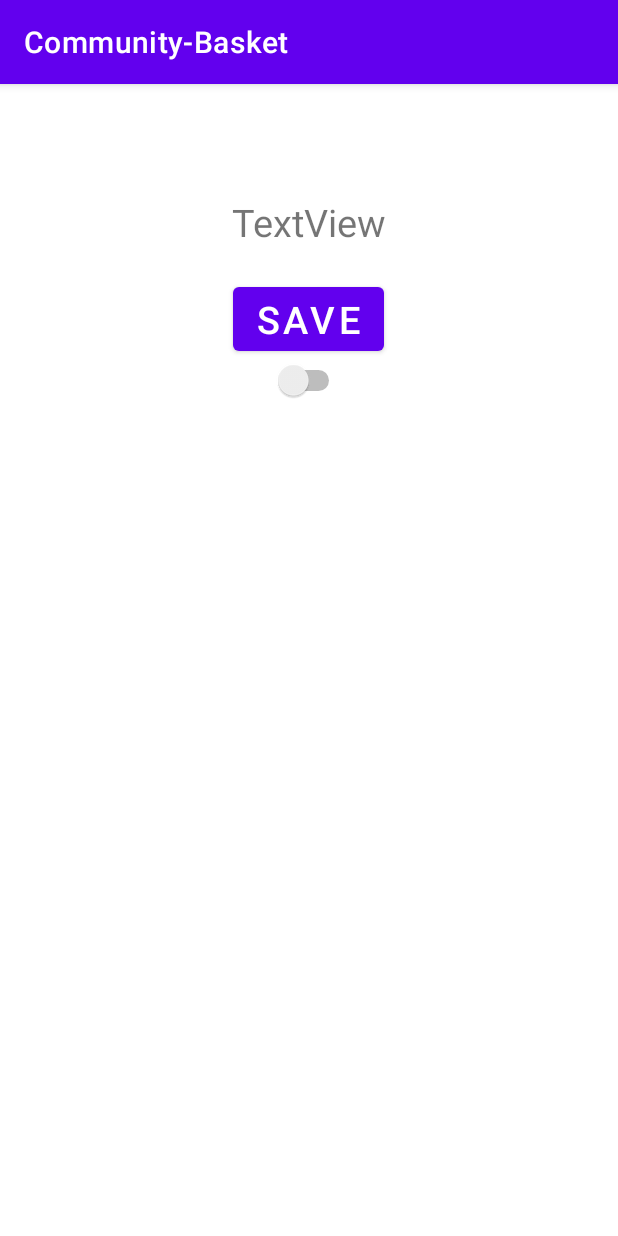
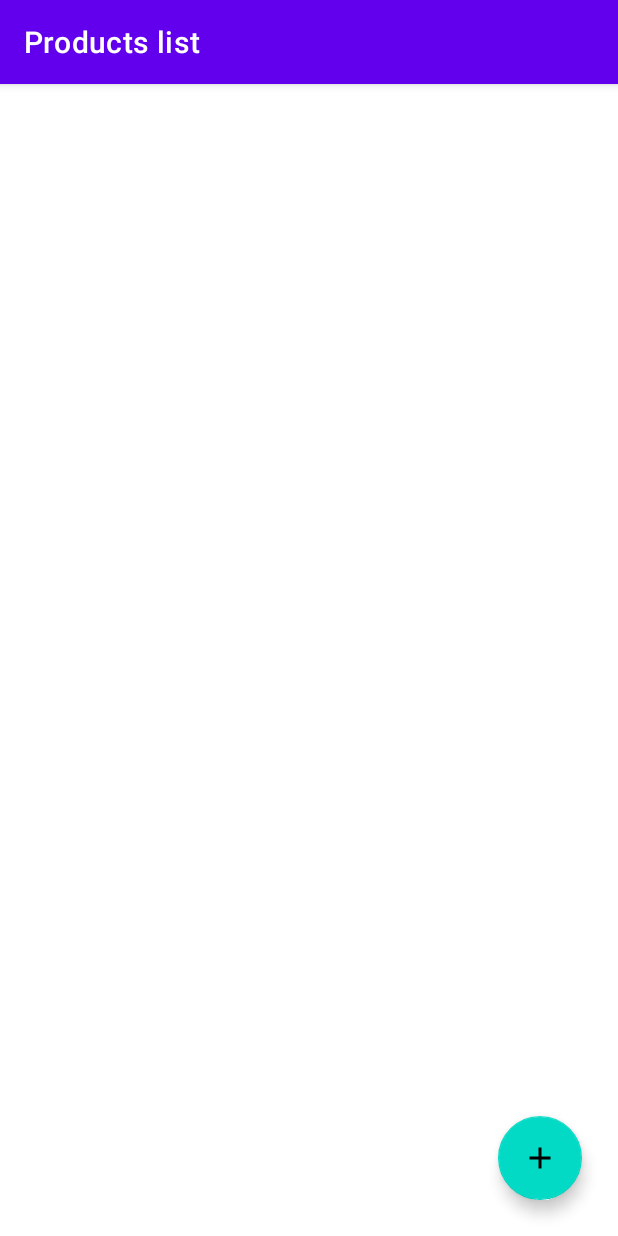
Before and after one commit to Natasa-C/Community-Basket, an Android app: the SecondActivity screen opened directly, with no data from a screen before it, on a phone screen of 412 x 824 dp. Run offline under Robolectric (Android 15) with nearby library versions, the phone set to English and light mode, and no system bars; our stand-ins replace navigation-ui.

Commit message:
created new activity for products list with navigation - just the base

```diff
--- a/Community-Basket /app/build.gradle
+++ b/Community-Basket /app/build.gradle
@@ -47,6 +47,7 @@ dependencies {
 
     // Room components
     implementation "androidx.room:room-runtime:2.2.5"
+    implementation 'androidx.legacy:legacy-support-v4:1.0.0'
     kapt "androidx.room:room-compiler:2.2.5"
     implementation "androidx.room:room-ktx:2.2.5"
     androidTestImplementation "androidx.room:room-testing:2.2.5"
--- a/Community-Basket /app/src/main/java/com/example/community_basket/SecondActivity.kt
+++ b/Community-Basket /app/src/main/java/com/example/community_basket/SecondActivity.kt
@@ -4,6 +4,8 @@ import android.content.Context
 import android.os.Bundle
 import android.widget.Toast
 import androidx.appcompat.app.AppCompatActivity
+import androidx.navigation.findNavController
+import androidx.navigation.ui.setupActionBarWithNavController
 import com.example.community_basket.databinding.ActivitySecondBinding
 
 class SecondActivity : AppCompatActivity() {
@@ -15,35 +17,37 @@ class SecondActivity : AppCompatActivity() {
         binding = ActivitySecondBinding.inflate(layoutInflater)
         setContentView(binding.root)
 
-        loadData()
+        setupActionBarWithNavController(findNavController(R.id.list_fragment))
 
-        binding.btSave.setOnClickListener {
-            saveData()
-        }
+//        loadData()
+//
+//        binding.btSave.setOnClickListener {
+//            saveData()
+//        }
     }
-
-    private fun saveData() {
-        val insertedText = binding.tvEdit.toString()
-        binding.tvFromPreferences.text = insertedText
-
-        val sharedPreferences = getSharedPreferences("firstSharedPrefs", Context.MODE_PRIVATE)
-        val editor = sharedPreferences.edit()
-
-        editor.apply {
-            putString("STRING_KEY", insertedText)
-            putBoolean("BOOLEAN_KEY", binding.switch1.isChecked)
-        }.apply()
-
-        Toast.makeText(this, "Data saved", Toast.LENGTH_SHORT).show()
-    }
-
-    private fun loadData() {
-        val sharedPreferences = getSharedPreferences("firstSharedPrefs", Context.MODE_PRIVATE)
-        val savedString = sharedPreferences.getString("STRING_KEY", null)
-        val savedBoolean = sharedPreferences.getBoolean("BOOLEAN_KEY", false)
-
-        binding.tvFromPreferences.text = savedString
-        binding.switch1.isChecked = savedBoolean
-    }
+//
+//    private fun saveData() {
+//        val insertedText = binding.tvEdit.toString()
+//        binding.tvFromPreferences.text = insertedText
+//
+//        val sharedPreferences = getSharedPreferences("firstSharedPrefs", Context.MODE_PRIVATE)
+//        val editor = sharedPreferences.edit()
+//
+//        editor.apply {
+//            putString("STRING_KEY", insertedText)
+//            putBoolean("BOOLEAN_KEY", binding.switch1.isChecked)
+//        }.apply()
+//
+//        Toast.makeText(this, "Data saved", Toast.LENGTH_SHORT).show()
+//    }
+//
+//    private fun loadData() {
+//        val sharedPreferences = getSharedPreferences("firstSharedPrefs", Context.MODE_PRIVATE)
+//        val savedString = sharedPreferences.getString("STRING_KEY", null)
+//        val savedBoolean = sharedPreferences.getBoolean("BOOLEAN_KEY", false)
+//
+//        binding.tvFromPreferences.text = savedString
+//        binding.switch1.isChecked = savedBoolean
+//    }
 
 }
--- /dev/null
+++ b/Community-Basket /app/src/main/java/com/example/community_basket/fragments/FragmentProductsAdd.kt
@@ -0,0 +1,21 @@
+package com.example.community_basket.fragments
+
+import android.os.Bundle
+import androidx.fragment.app.Fragment
+import android.view.LayoutInflater
+import android.view.View
+import android.view.ViewGroup
+import com.example.community_basket.R
+
+
+class FragmentProductsAdd : Fragment() {
+
+    override fun onCreateView(
+        inflater: LayoutInflater, container: ViewGroup?,
+        savedInstanceState: Bundle?
+    ): View? {
+        // Inflate the layout for this fragment
+        return inflater.inflate(R.layout.fragment_products_add, container, false)
+    }
+
+}
--- /dev/null
+++ b/Community-Basket /app/src/main/java/com/example/community_basket/fragments/FragmentProductsList.kt
@@ -0,0 +1,27 @@
+package com.example.community_basket.fragments
+
+import android.os.Bundle
+import androidx.fragment.app.Fragment
+import android.view.LayoutInflater
+import android.view.View
+import android.view.ViewGroup
+import androidx.navigation.fragment.findNavController
+import com.example.community_basket.R
+import kotlinx.android.synthetic.main.fragment_products_list.view.*
+
+class FragmentProductsList : Fragment() {
+
+    override fun onCreateView(
+        inflater: LayoutInflater, container: ViewGroup?,
+        savedInstanceState: Bundle?
+    ): View? {
+        // Inflate the layout for this fragment
+        val view =  inflater.inflate(R.layout.fragment_products_list, container, false)
+
+        view.floatingActionButton.setOnClickListener{
+            findNavController().navigate(R.id.action_fragmentProductsList_to_fragmentProductsAdd2)
+        }
+
+        return view
+    }
+}
--- /dev/null
+++ b/Community-Basket /app/src/main/res/drawable/ic_add.xml
@@ -0,0 +1,10 @@
+<vector xmlns:android="http://schemas.android.com/apk/res/android"
+    android:width="24dp"
+    android:height="24dp"
+    android:viewportWidth="24"
+    android:viewportHeight="24"
+    android:tint="?attr/colorControlNormal">
+  <path
+      android:fillColor="@android:color/white"
+      android:pathData="M19,13h-6v6h-2v-6H5v-2h6V5h2v6h6v2z"/>
+</vector>
--- a/Community-Basket /app/src/main/res/layout/activity_second.xml
+++ b/Community-Basket /app/src/main/res/layout/activity_second.xml
@@ -1,50 +1,18 @@
 <?xml version="1.0" encoding="utf-8"?>
 <LinearLayout
     xmlns:android="http://schemas.android.com/apk/res/android"
+    xmlns:app="http://schemas.android.com/apk/res-auto"
     xmlns:tools="http://schemas.android.com/tools"
     android:layout_width="match_parent"
     android:layout_height="match_parent"
     android:orientation="vertical">
 
-    <TextView
-        android:id="@+id/tv_from_preferences"
+
+    <fragment
+        android:id="@+id/list_fragment"
+        android:name="androidx.navigation.fragment.NavHostFragment"
         android:layout_width="match_parent"
-        android:layout_height="wrap_content"
-        android:text="TextView"
-        android:gravity="center"
-        tools:layout_editor_absoluteX="152dp"
-        tools:layout_editor_absoluteY="48dp"
-        android:textSize="25sp"
-        android:layout_marginTop="20sp"/>
-
-    <TextView
-        android:id="@+id/tv_edit"
-        android:layout_width="match_parent"
-        android:layout_height="wrap_content"
-        android:text="TextView"
-        android:gravity="center"
-        tools:layout_editor_absoluteX="153dp"
-        tools:layout_editor_absoluteY="89dp"
-        android:textSize="25sp"
-        android:layout_marginTop="20sp"/>
-
-    <Button
-        android:id="@+id/bt_save"
-        android:layout_width="wrap_content"
-        android:layout_height="wrap_content"
-        android:text="@string/save"
-        android:layout_gravity="center"
-        tools:layout_editor_absoluteX="127dp"
-        tools:layout_editor_absoluteY="136dp"
-        android:textSize="25sp"
-        android:layout_marginTop="20sp"/>
-
-    <Switch
-        android:id="@+id/switch1"
-        android:layout_width="wrap_content"
-        android:layout_height="wrap_content"
-        android:layout_gravity="center"
-        tools:layout_editor_absoluteX="133dp"
-        tools:layout_editor_absoluteY="202dp"
-        tools:ignore="UseSwitchCompatOrMaterialXml" />
+        android:layout_height="match_parent"
+        app:defaultNavHost="true"
+        app:navGraph="@navigation/product_nav" />
 </LinearLayout>
--- /dev/null
+++ b/Community-Basket /app/src/main/res/layout/fragment_products_add.xml
@@ -0,0 +1,24 @@
+<?xml version="1.0" encoding="utf-8"?>
+<LinearLayout xmlns:android="http://schemas.android.com/apk/res/android"
+    xmlns:tools="http://schemas.android.com/tools"
+    android:layout_width="match_parent"
+    android:layout_height="match_parent"
+    tools:context=".fragments.FragmentProductsAdd"
+    android:orientation="vertical">
+
+    <TextView
+        android:id="@+id/textView"
+        android:layout_width="match_parent"
+        android:layout_height="wrap_content"
+        android:textSize="50sp"
+        android:layout_gravity="center_horizontal"
+        android:text="TextView" />
+
+    <Button
+        android:id="@+id/button"
+        android:layout_width="match_parent"
+        android:layout_height="wrap_content"
+        android:layout_marginTop="32sp"
+        android:text="ADD" />
+
+</LinearLayout>
--- /dev/null
+++ b/Community-Basket /app/src/main/res/layout/fragment_products_list.xml
@@ -0,0 +1,35 @@
+<?xml version="1.0" encoding="utf-8"?>
+<androidx.constraintlayout.widget.ConstraintLayout xmlns:android="http://schemas.android.com/apk/res/android"
+    xmlns:app="http://schemas.android.com/apk/res-auto"
+    xmlns:tools="http://schemas.android.com/tools"
+    android:layout_width="match_parent"
+    android:layout_height="match_parent"
+    tools:context=".fragments.FragmentProductsList">
+
+    <androidx.recyclerview.widget.RecyclerView
+        android:id="@+id/recycler_view"
+        android:layout_width="match_parent"
+        android:layout_height="match_parent"
+        android:padding="4sp"
+        app:layoutManager="androidx.recyclerview.widget.LinearLayoutManager"
+        app:layout_constraintBottom_toBottomOf="parent"
+        app:layout_constraintEnd_toEndOf="parent"
+        app:layout_constraintHorizontal_bias="0.5"
+        app:layout_constraintStart_toStartOf="parent"
+        app:layout_constraintTop_toTopOf="parent"
+        tools:listitem="@layout/product_item" />
+
+    <com.google.android.material.floatingactionbutton.FloatingActionButton
+        android:id="@+id/floatingActionButton"
+        android:layout_width="wrap_content"
+        android:layout_height="wrap_content"
+        android:layout_marginEnd="24dp"
+        android:layout_marginBottom="24dp"
+        android:clickable="true"
+        android:focusable="true"
+        android:src="@drawable/ic_add"
+        android:tint="@color/white"
+        app:layout_constraintBottom_toBottomOf="parent"
+        app:layout_constraintEnd_toEndOf="parent" />
+
+</androidx.constraintlayout.widget.ConstraintLayout>
--- /dev/null
+++ b/Community-Basket /app/src/main/res/navigation/product_nav.xml
@@ -0,0 +1,26 @@
+<?xml version="1.0" encoding="utf-8"?>
+<navigation xmlns:android="http://schemas.android.com/apk/res/android"
+    xmlns:app="http://schemas.android.com/apk/res-auto"
+    xmlns:tools="http://schemas.android.com/tools"
+    android:id="@+id/product_nav"
+    app:startDestination="@id/fragmentProductsList">
+
+    <fragment
+        android:id="@+id/fragmentProductsList"
+        android:name="com.example.community_basket.fragments.FragmentProductsList"
+        android:label="Products list"
+        tools:layout="@layout/fragment_products_list" >
+        <action
+            android:id="@+id/action_fragmentProductsList_to_fragmentProductsAdd2"
+            app:destination="@id/fragmentProductsAdd" />
+    </fragment>
+    <fragment
+        android:id="@+id/fragmentProductsAdd"
+        android:name="com.example.community_basket.fragments.FragmentProductsAdd"
+        android:label="Add Product"
+        tools:layout="@layout/fragment_products_add" >
+        <action
+            android:id="@+id/action_fragmentProductsAdd_to_fragmentProductsList"
+            app:destination="@id/fragmentProductsList" />
+    </fragment>
+</navigation>
--- a/Community-Basket /app/src/main/res/values/strings.xml
+++ b/Community-Basket /app/src/main/res/values/strings.xml
@@ -10,4 +10,6 @@
     <string name="channel_name">Channel name</string>
     <string name="save">SAVE</string>
     <string name="go_to_second_activity">Go to second activity</string>
+    <!-- TODO: Remove or change this placeholder text -->
+    <string name="hello_blank_fragment">Hello blank fragment</string>
 </resources>
```
